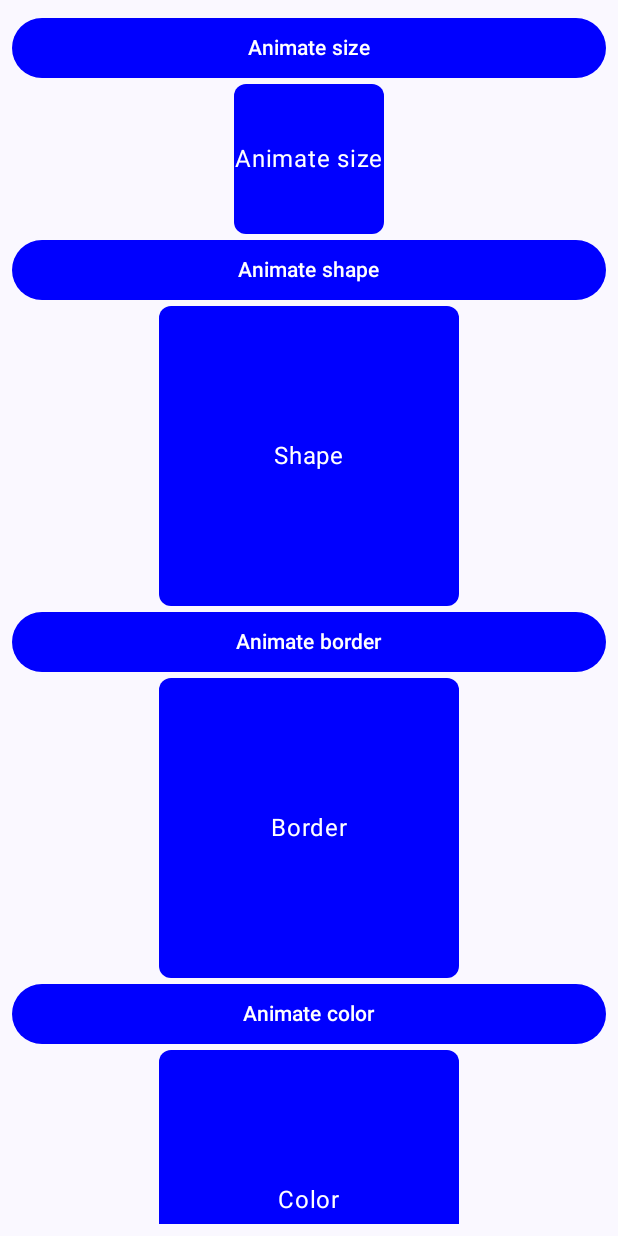
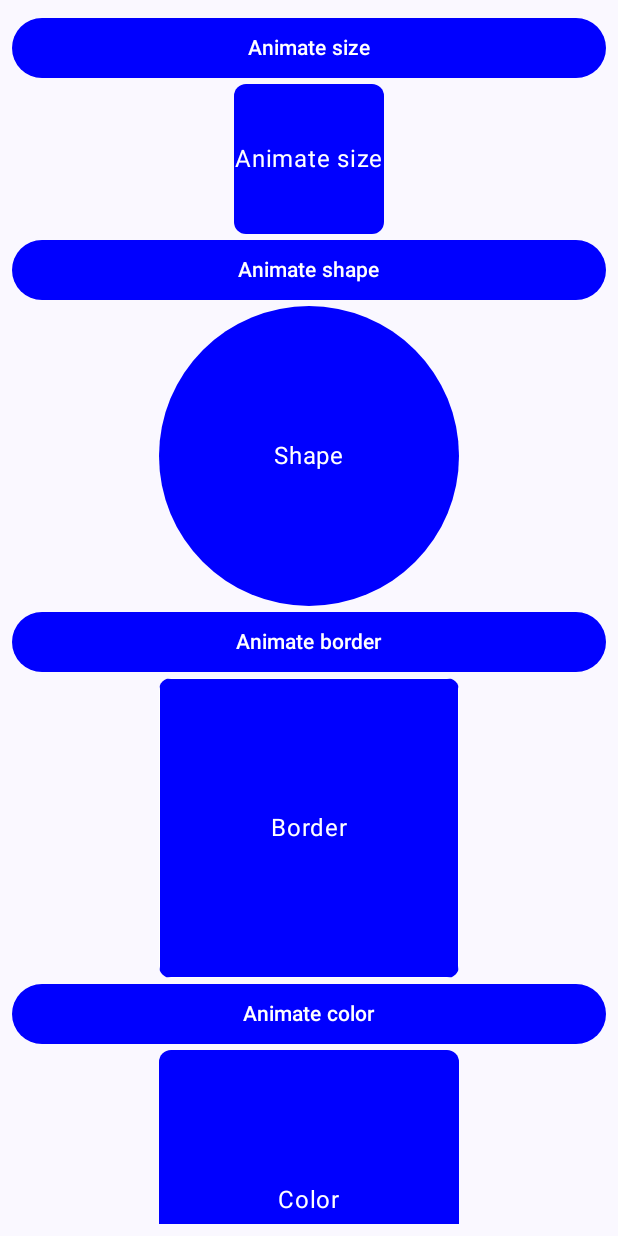
Before and after one commit to Foxxx48/AnimationsCompose, an Android app built with Jetpack Compose: the screen it shows after launch (MainActivity), after a tap on "Animate shape", on a phone screen of 412 x 824 dp. Run offline under Robolectric (Android 15) with nearby library versions, the phone set to English and light mode, and no system bars; 1 other tap on this screen came first.

Commit message:
animation with modifier parameters Test2

```diff
--- a/app/src/main/java/com/foxxx/animationscompose/MainActivity.kt
+++ b/app/src/main/java/com/foxxx/animationscompose/MainActivity.kt
@@ -6,11 +6,8 @@ import androidx.activity.compose.setContent
 import androidx.compose.foundation.layout.fillMaxSize
 import androidx.compose.material3.MaterialTheme
 import androidx.compose.material3.Surface
-import androidx.compose.material3.Text
-import androidx.compose.runtime.Composable
 import androidx.compose.ui.Modifier
-import androidx.compose.ui.tooling.preview.Preview
-import com.foxxx.animationscompose.ui.screen.Test
+import com.foxxx.animationscompose.ui.screen.Test2
 import com.foxxx.animationscompose.ui.theme.AnimationsComposeTheme
 
 class MainActivity : ComponentActivity() {
@@ -23,25 +20,9 @@ class MainActivity : ComponentActivity() {
                     modifier = Modifier.fillMaxSize(),
                     color = MaterialTheme.colorScheme.background
                 ) {
-                    Test()
+                    Test2()
                 }
             }
         }
     }
 }
-
-@Composable
-fun Greeting(name: String, modifier: Modifier = Modifier) {
-    Text(
-        text = "Hello $name!",
-        modifier = modifier
-    )
-}
-
-@Preview(showBackground = true)
-@Composable
-fun GreetingPreview() {
-    AnimationsComposeTheme {
-        Greeting("Android")
-    }
-}
--- a/app/src/main/java/com/foxxx/animationscompose/ui/screen/Test.kt
+++ b/app/src/main/java/com/foxxx/animationscompose/ui/screen/Test.kt
@@ -1,6 +1,8 @@
 package com.foxxx.animationscompose.ui.screen
 
+import androidx.compose.foundation.BorderStroke
 import androidx.compose.foundation.background
+import androidx.compose.foundation.border
 import androidx.compose.foundation.layout.Box
 import androidx.compose.foundation.layout.Column
 import androidx.compose.foundation.layout.fillMaxSize
@@ -20,6 +22,7 @@ import androidx.compose.runtime.remember
 import androidx.compose.runtime.setValue
 import androidx.compose.ui.Alignment
 import androidx.compose.ui.Modifier
+import androidx.compose.ui.draw.alpha
 import androidx.compose.ui.draw.clip
 import androidx.compose.ui.graphics.Color
 import androidx.compose.ui.tooling.preview.Preview
@@ -64,6 +67,7 @@ fun Test() {
             modifier = Modifier
                 .fillMaxWidth(),
             onClick = {
+                      isIncreased = !isIncreased
 
             },
             colors = ButtonDefaults.buttonColors(
@@ -75,13 +79,21 @@ fun Test() {
         }
         AnimateContainer(
             text = "Shape",
+            modifier = Modifier
+                .background(
+                    color = if (isIncreased) Color.Blue else Color.Yellow,
+                    shape = RoundedCornerShape(
+                        percent = if (isIncreased) 0 else 100)
+                )
         )
 
 
         Button(
             modifier = Modifier
                 .fillMaxWidth(),
-            onClick = {},
+            onClick = {
+                      isIncreased = !isIncreased
+            },
             colors = ButtonDefaults.buttonColors(
                 containerColor = Color.Blue,
                 contentColor = Color.White
@@ -90,13 +102,22 @@ fun Test() {
             Text(text = "Animate border")
         }
         AnimateContainer(
-            text = "Border"
+            text = "Border",
+            modifier = Modifier
+                .border(
+                    border = BorderStroke(
+                        width = if (isIncreased) 0.dp else 5.dp,
+                        color = Color.White
+                    )
+                )
         )
 
         Button(
             modifier = Modifier
                 .fillMaxWidth(),
-            onClick = {},
+            onClick = {
+                      isIncreased = !isIncreased
+            },
             colors = ButtonDefaults.buttonColors(
                 containerColor = Color.Blue,
                 contentColor = Color.White
@@ -105,13 +126,19 @@ fun Test() {
             Text(text = "Animate color")
         }
         AnimateContainer(
-            text = "Color"
+            text = "Color",
+            modifier = Modifier
+                .background(
+                    color = if (isIncreased) Color.Blue else Color.Yellow
+                )
         )
 
         Button(
             modifier = Modifier
                 .fillMaxWidth(),
-            onClick = {},
+            onClick = {
+                      isIncreased = !isIncreased
+            },
             colors = ButtonDefaults.buttonColors(
                 containerColor = Color.Blue,
                 contentColor = Color.White
@@ -120,7 +147,11 @@ fun Test() {
             Text(text = "Animate visibility")
         }
         AnimateContainer(
-            text = "Visibility"
+            text = "Visibility",
+            modifier = Modifier
+                .alpha(
+                    alpha = if (isIncreased) 100f else 0f
+                )
         )
     }
 }
@@ -134,8 +165,10 @@ fun AnimateContainer(
     Box(
         modifier = modifier
             .clip(RoundedCornerShape(8.dp))
-            .background(Color.Blue)
-            .size(200.dp),
+            .size(200.dp)
+            .background(
+                color = Color.Blue
+            ),
         contentAlignment = Alignment.Center
     ) {
         Text(
--- /dev/null
+++ b/app/src/main/java/com/foxxx/animationscompose/ui/screen/Test2.kt
@@ -0,0 +1,241 @@
+package com.foxxx.animationscompose.ui.screen
+
+import androidx.compose.foundation.BorderStroke
+import androidx.compose.foundation.background
+import androidx.compose.foundation.border
+import androidx.compose.foundation.layout.Box
+import androidx.compose.foundation.layout.Column
+import androidx.compose.foundation.layout.fillMaxSize
+import androidx.compose.foundation.layout.fillMaxWidth
+import androidx.compose.foundation.layout.padding
+import androidx.compose.foundation.layout.size
+import androidx.compose.foundation.rememberScrollState
+import androidx.compose.foundation.shape.RoundedCornerShape
+import androidx.compose.foundation.verticalScroll
+import androidx.compose.material3.Button
+import androidx.compose.material3.ButtonDefaults
+import androidx.compose.material3.Text
+import androidx.compose.runtime.Composable
+import androidx.compose.runtime.getValue
+import androidx.compose.runtime.mutableStateOf
+import androidx.compose.runtime.remember
+import androidx.compose.runtime.setValue
+import androidx.compose.ui.Alignment
+import androidx.compose.ui.Modifier
+import androidx.compose.ui.draw.alpha
+import androidx.compose.ui.draw.clip
+import androidx.compose.ui.graphics.Color
+import androidx.compose.ui.tooling.preview.Preview
+import androidx.compose.ui.unit.dp
+
+@Preview
+@Composable
+fun Test2() {
+    Column(
+        modifier = Modifier
+            .fillMaxSize()
+            .padding(8.dp)
+            .verticalScroll(
+                state = rememberScrollState(),
+            ),
+        horizontalAlignment = Alignment.CenterHorizontally
+
+    ) {
+         var isIncreasedSize by remember() {
+            mutableStateOf(true)
+        }
+
+        var isIncreasedShape by remember() {
+            mutableStateOf(true)
+        }
+
+        var isIncreasedBorder by remember() {
+            mutableStateOf(true)
+        }
+
+        var isIncreasedColor by remember() {
+            mutableStateOf(true)
+        }
+
+        var isIncreasedVisibility by remember() {
+            mutableStateOf(true)
+        }
+
+        AnimateButton(text = "Animate size") {
+            isIncreasedSize = !isIncreasedSize
+        }
+        AnimateSizeContainer(
+            text = "Animate size",
+            isPressed = isIncreasedSize
+        )
+
+        AnimateButton(text = "Animate shape") {
+            isIncreasedShape = !isIncreasedShape
+        }
+        AnimateShapeContainer(
+            text = "Shape",
+            isPressed = isIncreasedShape
+        )
+
+        AnimateButton(text = "Animate border") {
+            isIncreasedBorder = !isIncreasedBorder
+        }
+
+
+        AnimateBorderContainer(
+            text = "Border",
+            isPressed = isIncreasedBorder
+        )
+
+        AnimateButton(text = "Animate color") {
+            isIncreasedColor = !isIncreasedColor
+        }
+        AnimateColorContainer(
+            text = "Color",
+            isPressed = isIncreasedColor
+        )
+
+       AnimateButton(text = "Animate visibility") {
+           isIncreasedVisibility = !isIncreasedVisibility
+       }
+        AnimateVisibilityContainer(
+            text = "Visibility",
+            isPressed = isIncreasedVisibility
+        )
+    }
+}
+
+@Composable
+fun AnimateButton(
+    text: String,
+    onClick: () -> Unit
+) {
+    Button(
+        modifier = Modifier
+            .fillMaxWidth(),
+        onClick = {
+            onClick()
+        },
+        colors = ButtonDefaults.buttonColors(
+            containerColor = Color.Blue,
+            contentColor = Color.White
+        )
+    ) {
+        Text(text = text)
+    }
+}
+
+
+@Composable
+fun AnimateSizeContainer(
+    text: String,
+    isPressed: Boolean
+) {
+    Box(
+        modifier = Modifier
+            .clip(RoundedCornerShape(8.dp))
+            .size(size = if (isPressed) 200.dp else 100.dp)
+            .background(
+                color = Color.Blue
+            ),
+        contentAlignment = Alignment.Center
+    ) {
+        Text(
+            text = text,
+            color = Color.White
+        )
+    }
+}
+
+@Composable
+fun AnimateShapeContainer(
+    text: String,
+    isPressed: Boolean
+) {
+    Box(
+        modifier = Modifier
+            .clip(
+                RoundedCornerShape(
+                    size = if (isPressed) 8.dp else 100.dp
+                )
+            )
+            .size(200.dp)
+            .background(
+                color = Color.Blue
+            ),
+        contentAlignment = Alignment.Center
+    ) {
+        Text(
+            text = text,
+            color = Color.White
+        )
+    }
+}
+
+@Composable
+fun AnimateBorderContainer(
+    text: String,
+    isPressed: Boolean
+) {
+    Box(
+        modifier = Modifier
+            .clip(RoundedCornerShape(8.dp))
+            .size(200.dp)
+            .background(Color.Blue)
+            .border(
+                border = BorderStroke(
+                    width = if (isPressed) 0.dp else 5.dp,
+                    color = Color.White
+                )
+            ),
+        contentAlignment = Alignment.Center
+    ) {
+        Text(
+            text = text,
+            color = Color.White
+        )
+    }
+}
+
+@Composable
+fun AnimateColorContainer(
+    text: String,
+    isPressed: Boolean
+) {
+    Box(
+        modifier = Modifier
+            .clip(RoundedCornerShape(8.dp))
+            .size(200.dp)
+            .background(
+                color = if (isPressed) Color.Blue else Color.Yellow
+            ),
+        contentAlignment = Alignment.Center
+    ) {
+        Text(
+            text = text,
+            color = Color.White
+        )
+    }
+}
+
+@Composable
+fun AnimateVisibilityContainer(
+    text: String,
+    isPressed: Boolean
+) {
+    Box(
+        modifier = Modifier
+            .alpha(
+                alpha = if (isPressed) 100f else 0f
+            )
+            .clip(RoundedCornerShape(8.dp))
+            .size(200.dp)
+            .background(Color.Blue),
+        contentAlignment = Alignment.Center
+    ) {
+        Text(
+            text = text,
+            color = Color.White
+        )
+    }
+}
```
